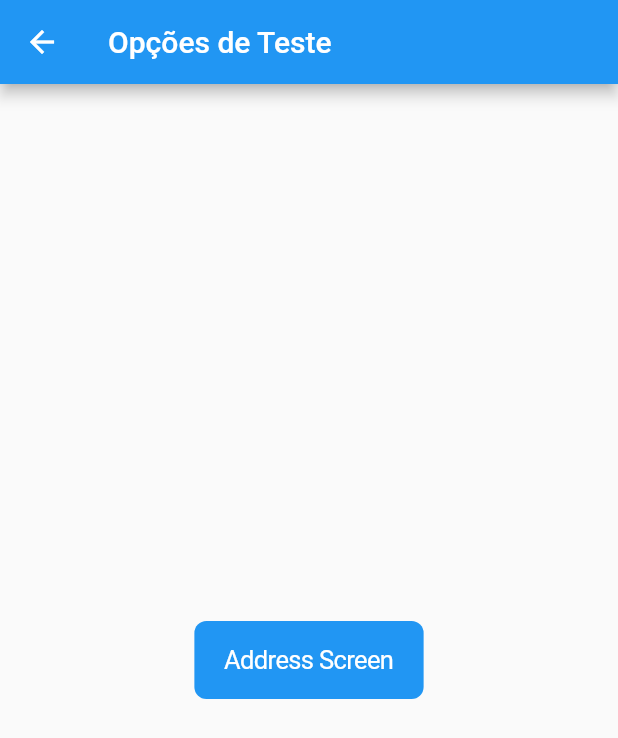
After one commit to VTVinicius/playground_flutter, a Flutter app: the screen it shows after launch, after a tap on "Features", on a phone screen of 412 x 824 dp. The commit adds this screen. Shown: the top 738 px of the screen. Run offline on Flutter 3.47's test engine with Material 2 defaults, Android fonts, the phone set to English and light mode, and no system bars; our stand-ins replace dio, flutter_bloc, fluttertoast; missing offline and left inert: dio_http_cache.

Commit message:
Home Screen

```diff
--- a/lib/main.dart
+++ b/lib/main.dart
@@ -4,7 +4,8 @@ import 'package:playground_flutter/data/datasource/ViaCepDataSource.dart';
 import 'package:playground_flutter/data/repository/address_repository.dart';
 import 'package:playground_flutter/data/repository/address_repository_impl.dart';
 import 'package:playground_flutter/presentation/feature_home/widgets/home_buttons_list.dart';
-import 'package:playground_flutter/uikit/theme/app_colors.dart';
+import 'package:playground_flutter/presentation/feature_home/widgets/home_top_bar.dart';
+import 'package:playground_flutter/presentation/feature_home/widgets/projects_list.dart';
 
 import 'core/network.dart';
 
@@ -12,7 +13,6 @@ void main() {
   runApp(
     MultiRepositoryProvider(
       providers: [
-
         ///
         /// Services
         ///
@@ -27,9 +27,8 @@ void main() {
           create: (context) => ViaCepDataSource(context.read<NetworkManager>()),
         ),
         RepositoryProvider<AddressRepository>(
-          create: (context) =>
-              AddressRepositoryImpl(
-                  viaCepDataSource: context.read<ViaCepDataSource>()),
+          create: (context) => AddressRepositoryImpl(
+              viaCepDataSource: context.read<ViaCepDataSource>()),
         ),
       ],
       child: const MyApp(),
@@ -67,40 +66,43 @@ class _MyHomePageState extends State<MyHomePage> {
   Widget build(BuildContext context) {
     return Scaffold(
       body: Container(
-        alignment: Alignment.center,
-        child: Column(
-          children: [TopBarHome(), HomeButtonsList()],
+        child: SingleChildScrollView(
+          child: Column(
+            children: [
+              TopBarHome(),
+              SizedBox(height: 42),
+              Row(children: const [
+                Padding(
+                  padding: EdgeInsets.only(left: 16.0),
+                  child: Text("Projetos",
+                      textAlign: TextAlign.left,
+                      style:
+                          TextStyle(fontSize: 24, fontWeight: FontWeight.bold)),
+                ),
+              ]),
+              SizedBox(height: 16),
+              ProjectsList(),
+              SizedBox(height: 32),
+
+              Row(children: const [
+                Padding(
+                  padding: EdgeInsets.only(left: 16.0),
+                  child: Text("Aplicações",
+                      textAlign: TextAlign.left,
+                      style:
+                      TextStyle(fontSize: 24, fontWeight: FontWeight.bold)),
+                ),
+              ]),
+
+              SizedBox(height: 16),
+
+              HomeButtonsList(),
+
+              SizedBox(height: 32)
+            ],
+          ),
         ),
       ),
     );
   }
 }
-
-class TopBarHome extends StatelessWidget {
-  const TopBarHome({Key? key}) : super(key: key);
-
-  @override
-  Widget build(BuildContext context) {
-    return Card(
-      margin: const EdgeInsets.all(0),
-      elevation: 8,
-      shape:  const RoundedRectangleBorder(
-        borderRadius: BorderRadius.only(
-          bottomLeft: Radius.circular(20),
-          bottomRight: Radius.circular(20),
-        ),
-      ),
-      child: Container(
-      height: 216,
-      width: double.infinity,
-      color: AppColors.greenApp,
-      child: Column(mainAxisAlignment: MainAxisAlignment.center, children: [
-        Image.asset(
-          "assets/images/img_vini.png",
-          height: 90,
-          width: 90,
-        ),
-      ]),
-    ),);
-  }
-}
--- /dev/null
+++ b/lib/presentation/feature_home/widgets/home_top_bar.dart
@@ -0,0 +1,45 @@
+import 'package:flutter/material.dart';
+
+import '../../../uikit/theme/app_colors.dart';
+import '../../../uikit/widgets/circular_image.dart';
+
+class TopBarHome extends StatelessWidget {
+  const TopBarHome({Key? key}) : super(key: key);
+
+  @override
+  Widget build(BuildContext context) {
+    return Container(
+      width: double.infinity,
+      decoration: BoxDecoration(
+        color: AppColors.greenApp,
+        borderRadius: BorderRadius.only(
+          bottomLeft: Radius.circular(20),
+          bottomRight: Radius.circular(20),
+        ),
+        boxShadow: [
+          BoxShadow(
+            color: Colors.black.withOpacity(0.20),
+            offset: const Offset(0, 6),
+            blurRadius: 8,
+          ),
+        ],
+      ),
+      child: Column(mainAxisAlignment: MainAxisAlignment.center, children: [
+        const SizedBox(height: 64),
+        CircularImageWithBorder(
+          imagePath: "assets/images/img_vini.png",
+          imageSize: 100.0,
+          borderWidth: 2.0,
+          borderColor: Colors.white,
+        ),
+        const SizedBox(height: 16),
+        const Text("Vinicius Teixeira",
+            style: TextStyle(color: Colors.white, fontSize: 24)),
+        const SizedBox(height: 4),
+        const Text("Desenvolvedor Android",
+            style: TextStyle(color: Colors.white, fontSize: 14)),
+        const SizedBox(height: 16),
+      ]),
+    );
+  }
+}
--- /dev/null
+++ b/lib/presentation/feature_home/widgets/projects_list.dart
@@ -0,0 +1,91 @@
+import 'package:flutter/material.dart';
+import 'package:playground_flutter/uikit/theme/app_colors.dart';
+
+import '../../../core/open_playstore.dart';
+
+class ProjectsList extends StatelessWidget {
+  const ProjectsList({Key? key}) : super(key: key);
+
+  @override
+  Widget build(BuildContext context) {
+    return SingleChildScrollView(
+      scrollDirection: Axis.horizontal,
+      child: Row(
+        children: [
+
+          const SizedBox(width: 16),
+
+          ItemsCarousel(
+            backgroundColor: Colors.transparent,
+            imagePath: "assets/images/img_logo_havan.png",
+            onClick: () {
+              openPlayStoreOrShowToast(
+                packageName: "com.artech.eaplic.havan",
+              );
+            },
+          ),
+
+          const SizedBox(width: 16),
+
+          ItemsCarousel(
+            backgroundColor: AppColors.yellowRiHappy,
+            imagePath: "assets/images/img_logo_rihappy.png",
+            onClick: () {
+              openPlayStoreOrShowToast(
+                packageName: "br.com.rihappy.meusolzinho",
+              );
+            },
+          ),
+
+          const SizedBox(width: 16),
+
+          ItemsCarousel(
+            backgroundColor: AppColors.orangeLeve,
+            imagePath: "assets/images/img_logo_leve.png",
+            onClick: () {
+              openPlayStoreOrShowToast(
+                packageName: "br.com.levesaude",
+              );
+            },
+          ),
+
+          const SizedBox(width: 16),
+        ],
+      ),
+    );
+  }
+}
+
+class ItemsCarousel extends StatelessWidget {
+  final Color backgroundColor;
+  final String imagePath;
+  final VoidCallback onClick;
+
+  ItemsCarousel({
+    required this.backgroundColor,
+    required this.imagePath,
+    required this.onClick,
+  });
+
+  @override
+  Widget build(BuildContext context) {
+    return InkWell(
+      onTap: onClick,
+      child: Container(
+        height: 100,
+        width: 130,
+        decoration: BoxDecoration(
+          color: backgroundColor,
+          borderRadius: BorderRadius.circular(8),
+        ),
+        child: ClipRRect(
+          borderRadius: BorderRadius.circular(8),
+          child: Image.asset(
+            imagePath,
+            fit: BoxFit.contain,
+          ),
+        ),
+      ),
+    );
+  }
+}
--- /dev/null
+++ b/lib/presentation/features_features/features_options_screen.dart
@@ -0,0 +1,36 @@
+
+import 'package:flutter/cupertino.dart';
+import 'package:flutter/material.dart';
+
+import '../../uikit/widgets/MyCupertinoButton.dart';
+import 'feture_address/address/address_screen.dart';
+
+class FeaturesOptionsScreen extends StatelessWidget {
+  const FeaturesOptionsScreen({Key? key}) : super(key: key);
+
+  @override
+  Widget build(BuildContext context) {
+    return Scaffold(
+      appBar: AppBar(title: const Text('Opções de Teste')),
+      body: Container(
+          alignment: Alignment.center,
+          child: Column(
+            mainAxisAlignment: MainAxisAlignment.center,
+            children: [
+
+              MyCupertinoButton(
+                onPressed: () {
+                  Navigator.push(
+                      context,
+                      MaterialPageRoute(
+                          builder: ((context) => const AddressScreen())));
+                },
+                text: "Address Screen",
+              )
+            ],
+          )),
+    );
+  }
+}
+
+//button component
--- a/lib/presentation/feture_address/address/address_screen.dart
+++ b/lib/presentation/features_features/feture_address/address/address_screen.dart
@@ -3,8 +3,8 @@ import 'package:flutter/services.dart';
 import 'package:playground_flutter/core/base_response.dart';
 import 'package:provider/provider.dart';
 
-import '../../../core/error_widget.dart';
-import '../../../data/repository/address_repository.dart';
+import '../../../../core/error_widget.dart';
+import '../../../../data/repository/address_repository.dart';
 import 'address_view_model.dart';
 
 class AddressScreen extends StatefulWidget {
--- a/lib/presentation/feture_address/address/address_view_model.dart
+++ b/lib/presentation/features_features/feture_address/address/address_view_model.dart
@@ -3,9 +3,9 @@ import 'dart:io';
 import 'package:flutter/material.dart';
 import 'package:playground_flutter/core/base_response.dart';
 
-import '../../../data/AddressResponse.dart';
-import '../../../data/repository/address_repository.dart';
-import '../../../domain/usecase/get_address_usecase.dart';
+import '../../../../data/AddressResponse.dart';
+import '../../../../data/repository/address_repository.dart';
+import '../../../../domain/usecase/get_address_usecase.dart';
 import 'address_state.dart';
 
 class AddressViewModel extends ChangeNotifier {
--- /dev/null
+++ b/lib/uikit/widgets/circular_image.dart
@@ -0,0 +1,37 @@
+import 'package:flutter/cupertino.dart';
+import 'package:flutter/material.dart';
+
+class CircularImageWithBorder extends StatelessWidget {
+  final String imagePath;
+  final double imageSize;
+  final double borderWidth;
+  final Color borderColor;
+
+  CircularImageWithBorder({
+    required this.imagePath,
+    this.imageSize = 100.0,
+    this.borderWidth = 2.0,
+    this.borderColor = Colors.white,
+  });
+
+  @override
+  Widget build(BuildContext context) {
+    return Container(
+      width: imageSize,
+      height: imageSize,
+      decoration: BoxDecoration(
+        shape: BoxShape.circle,
+        border: Border.all(
+          color: borderColor,
+          width: borderWidth,
+        ),
+      ),
+      child: ClipOval(
+        child: Image.asset(
+          imagePath,
+          fit: BoxFit.cover,
+        ),
+      ),
+    );
+  }
+}
--- a/pubspec.yaml
+++ b/pubspec.yaml
@@ -37,6 +37,8 @@ dependencies:
   hive_flutter: ^1.1.0
   flutter_bloc: ^8.0.1
   intl: ^0.18.0
+  url_launcher: ^6.0.12
+  fluttertoast: ^8.0.7
   stream_transform: ^2.0.0
   flutter_web_frame: ^0.0.3
   get_it: ^7.2.0
@@ -81,6 +83,10 @@ flutter:
    - assets/images/img_jogos.png
    - assets/images/img_uikit.png
    - assets/images/img_vini.png
+   - assets/images/img_logo_havan.png
+   - assets/images/img_logo_rihappy.png
+   - assets/images/img_logo_leve.png
+
 
 
   # An image asset can refer to one or more resolution-specific "variants", see
```
Also changed, not shown: lib/core/open_playstore.dart (added, +30 -0 lines), lib/presentation/feature_experiments/experiements_options_screen.dart (+0 -11 lines), lib/presentation/feature_home/widgets/home_buttons_list.dart (+21 -31 lines), lib/presentation/features_features/feture_address/address/address_state.dart (renamed from lib/presentation/feture_address/address/address_state.dart), pubspec.lock, 5 other files.
